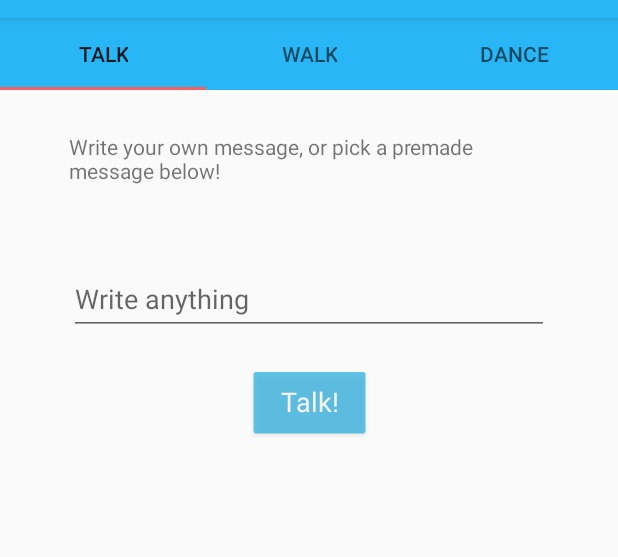
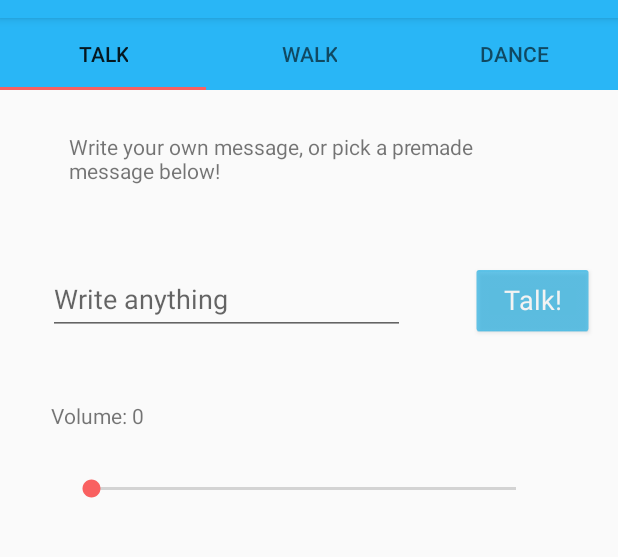
Before and after one commit to P1eter/pAPPer, an Android app: the screen it shows after launch (MainActivity), after a tap on "Talk!", on a phone screen of 412 x 824 dp, the part 66-623 px from its top. Run offline under Robolectric (Android 15) with nearby library versions, the phone set to English and light mode, and no system bars.

Commit message:
added seekBar to talk fragment to set volume

```diff
--- a/pAPPer/app/src/main/java/com/example/pieter/papper/TalkFragment.java
+++ b/pAPPer/app/src/main/java/com/example/pieter/papper/TalkFragment.java
@@ -9,6 +9,8 @@ import android.view.View;
 import android.view.ViewGroup;
 import android.widget.Button;
 import android.widget.EditText;
+import android.widget.SeekBar;
+import android.widget.TextView;
 
 
 /**
@@ -30,6 +32,26 @@ public class TalkFragment extends Fragment implements View.OnClickListener {
         super.onViewCreated(view, savedInstanceState);
 
         view.findViewById(R.id.talk_button).setOnClickListener(this);
+        SeekBar volume_seekbar = view.findViewById(R.id.volume_seekBar);
+        volume_seekbar.setOnSeekBarChangeListener(new SeekBarChangedListener());
+    }
+
+    private class SeekBarChangedListener implements SeekBar.OnSeekBarChangeListener {
+        @Override
+        public void onProgressChanged(SeekBar seekBar, int i, boolean b) {
+            TextView volume_textview = getView().findViewById(R.id.volume_textview);
+            volume_textview.setText("Volume: " +  String.valueOf(i));
+        }
+
+        @Override
+        public void onStartTrackingTouch(SeekBar seekBar) {
+
+        }
+
+        @Override
+        public void onStopTrackingTouch(SeekBar seekBar) {
+
+        }
     }
 
     @Override
@@ -38,8 +60,12 @@ public class TalkFragment extends Fragment implements View.OnClickListener {
             case R.id.talk_button:
                 EditText talk_et = getView().findViewById(R.id.talk_editText);
                 String message = talk_et.getText().toString();
+
+                SeekBar volume_seekbar = getView().findViewById(R.id.volume_seekBar);
+                String volume = String.valueOf(volume_seekbar.getProgress());
+
                 if (!message.isEmpty()){
-                    networkSender.talk(message);
+                    networkSender.talk(volume + message);
                 }
         }
     }
--- a/pAPPer/app/src/main/res/layout/fragment_talk.xml
+++ b/pAPPer/app/src/main/res/layout/fragment_talk.xml
@@ -13,29 +13,25 @@
         style="@android:style/Widget.Holo.Button"
         android:layout_width="82dp"
         android:layout_height="wrap_content"
-        android:layout_marginBottom="8dp"
-        android:layout_marginEnd="8dp"
+        android:layout_marginEnd="16dp"
         android:layout_marginStart="8dp"
-        android:layout_marginTop="8dp"
+        android:layout_marginTop="36dp"
         android:backgroundTint="@android:color/holo_blue_light"
         android:text="@string/talk_button_text"
-        app:layout_constraintBottom_toBottomOf="parent"
         app:layout_constraintEnd_toEndOf="parent"
-        app:layout_constraintStart_toStartOf="parent"
-        app:layout_constraintTop_toBottomOf="@+id/talk_editText"
-        app:layout_constraintVertical_bias="0.026" />
+        app:layout_constraintHorizontal_bias="1.0"
+        app:layout_constraintStart_toEndOf="@+id/talk_editText"
+        app:layout_constraintTop_toBottomOf="@+id/textView" />
 
     <EditText
         android:id="@+id/talk_editText"
-        android:layout_width="320dp"
+        android:layout_width="238dp"
         android:layout_height="47dp"
-        android:layout_marginEnd="8dp"
-        android:layout_marginStart="8dp"
+        android:layout_marginStart="32dp"
         android:layout_marginTop="36dp"
         android:ems="10"
         android:hint="@string/talk_edittext_hint"
         android:inputType="textPersonName"
-        app:layout_constraintEnd_toEndOf="parent"
         app:layout_constraintStart_toStartOf="parent"
         app:layout_constraintTop_toBottomOf="@+id/textView" />
 
@@ -50,4 +46,30 @@
         app:layout_constraintEnd_toEndOf="parent"
         app:layout_constraintStart_toStartOf="parent"
         app:layout_constraintTop_toTopOf="parent" />
+
+    <SeekBar
+        android:id="@+id/volume_seekBar"
+        android:layout_width="315dp"
+        android:layout_height="35dp"
+        android:layout_marginEnd="8dp"
+        android:layout_marginStart="8dp"
+        android:layout_marginTop="8dp"
+        app:layout_constraintEnd_toEndOf="parent"
+        app:layout_constraintHorizontal_bias="0.452"
+        app:layout_constraintStart_toStartOf="parent"
+        app:layout_constraintTop_toBottomOf="@+id/volume_textview" />
+
+    <TextView
+        android:id="@+id/volume_textview"
+        android:layout_width="80dp"
+        android:layout_height="33dp"
+        android:layout_marginEnd="8dp"
+        android:layout_marginStart="8dp"
+        android:layout_marginTop="44dp"
+        android:text="Volume: 0"
+        app:layout_constraintEnd_toEndOf="parent"
+        app:layout_constraintHorizontal_bias="0.083"
+        app:layout_constraintStart_toStartOf="parent"
+        app:layout_constraintTop_toBottomOf="@+id/talk_editText" />
+
 </android.support.constraint.ConstraintLayout>
```
